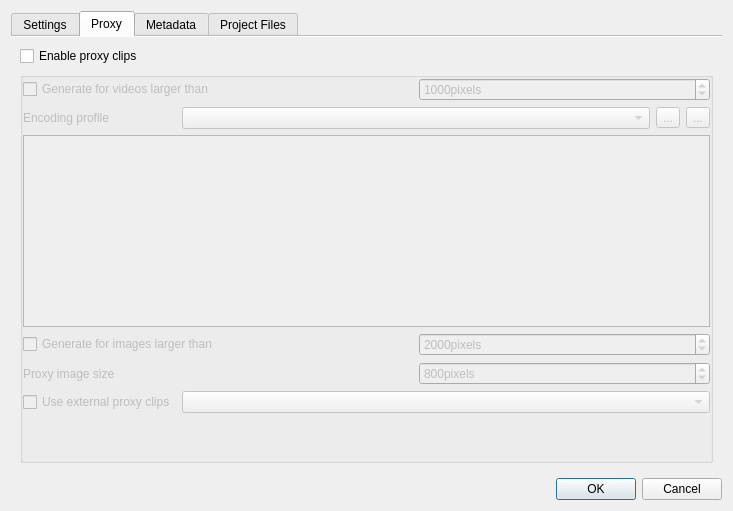
This is src/ui/projectsettings_ui.ui in KDE/kdenlive as Qt 5 draws it before an edit. The edited form follows.
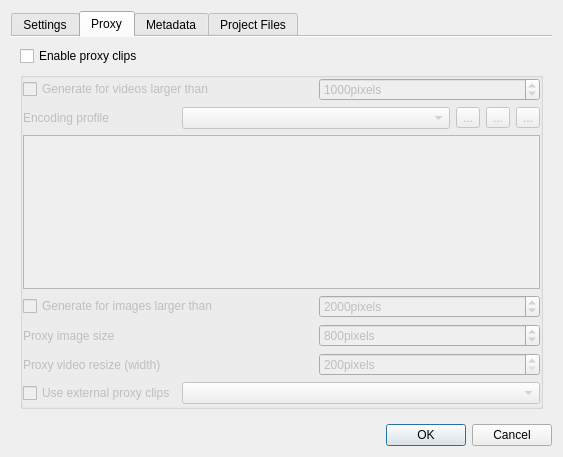
This is the edited form. The open tabs and pages were chosen to show the change. Custom widgets are drawn as their Qt base class.

Commit message: Add widget to compare proxy profiles (speed and file size)

The edit to the form file:
```diff
--- a/src/ui/projectsettings_ui.ui
+++ b/src/ui/projectsettings_ui.ui
@@ -6,8 +6,8 @@
    <rect>
     <x>0</x>
     <y>0</y>
-    <width>733</width>
-    <height>511</height>
+    <width>563</width>
+    <height>457</height>
    </rect>
   </property>
   <property name="windowTitle">
@@ -51,7 +51,7 @@
           </widget>
          </item>
          <item>
-          <widget class="KUrlRequester" name="project_folder" native="true">
+          <widget class="KUrlRequester" name="project_folder">
            <property name="enabled">
             <bool>false</bool>
            </property>
@@ -262,7 +262,24 @@
           <property name="horizontalSpacing">
            <number>6</number>
           </property>
-          <item row="6" column="0">
+          <item row="5" column="0">
+           <widget class="QLabel" name="label_3">
+            <property name="text">
+             <string>Proxy video resize (width)</string>
+            </property>
+           </widget>
+          </item>
+          <item row="1" column="4">
+           <widget class="QToolButton" name="proxy_showprofileinfo">
+            <property name="text">
+             <string>...</string>
+            </property>
+            <property name="checkable">
+             <bool>true</bool>
+            </property>
+           </widget>
+          </item>
+          <item row="7" column="0">
            <spacer name="verticalSpacer">
             <property name="orientation">
              <enum>Qt::Vertical</enum>
@@ -275,37 +292,24 @@
             </property>
            </spacer>
           </item>
-          <item row="1" column="0">
-           <widget class="QLabel" name="label_24">
+          <item row="1" column="1" colspan="2">
+           <widget class="KComboBox" name="proxy_profile">
             <property name="sizePolicy">
-             <sizepolicy hsizetype="Maximum" vsizetype="Preferred">
+             <sizepolicy hsizetype="MinimumExpanding" vsizetype="Fixed">
               <horstretch>0</horstretch>
               <verstretch>0</verstretch>
              </sizepolicy>
             </property>
-            <property name="text">
-             <string>Encoding profile</string>
-            </property>
            </widget>
           </item>
-          <item row="0" column="0" colspan="2">
-           <widget class="QCheckBox" name="generate_proxy">
-            <property name="text">
-             <string>Generate for videos larger than</string>
-            </property>
-           </widget>
-          </item>
-          <item row="1" column="3">
-           <widget class="QToolButton" name="proxy_showprofileinfo">
+          <item row="1" column="5">
+           <widget class="QToolButton" name="proxy_manageprofile">
             <property name="text">
              <string>...</string>
             </property>
-            <property name="checkable">
-             <bool>true</bool>
-            </property>
            </widget>
           </item>
-          <item row="3" column="2" colspan="3">
+          <item row="3" column="2" colspan="4">
            <widget class="QSpinBox" name="proxy_imageminsize">
             <property name="suffix">
              <string>pixels</string>
@@ -321,14 +325,7 @@
             </property>
            </widget>
           </item>
-          <item row="3" column="0" colspan="2">
-           <widget class="QCheckBox" name="generate_imageproxy">
-            <property name="text">
-             <string>Generate for images larger than</string>
-            </property>
-           </widget>
-          </item>
-          <item row="4" column="2" colspan="3">
+          <item row="4" column="2" colspan="4">
            <widget class="QSpinBox" name="proxy_imagesize">
             <property name="enabled">
              <bool>false</bool>
@@ -347,6 +344,19 @@
             </property>
            </widget>
           </item>
+          <item row="5" column="2" colspan="4">
+           <widget class="QSpinBox" name="proxy_resize">
+            <property name="suffix">
+             <string>pixels</string>
+            </property>
+            <property name="minimum">
+             <number>200</number>
+            </property>
+            <property name="maximum">
+             <number>100000</number>
+            </property>
+           </widget>
+          </item>
           <item row="4" column="0" colspan="2">
            <widget class="QLabel" name="image_label">
             <property name="enabled">
@@ -357,7 +367,34 @@
             </property>
            </widget>
           </item>
-          <item row="2" column="0" colspan="5">
+          <item row="1" column="0">
+           <widget class="QLabel" name="label_24">
+            <property name="sizePolicy">
+             <sizepolicy hsizetype="Maximum" vsizetype="Preferred">
+              <horstretch>0</horstretch>
+              <verstretch>0</verstretch>
+             </sizepolicy>
+            </property>
+            <property name="text">
+             <string>Encoding profile</string>
+            </property>
+           </widget>
+          </item>
+          <item row="3" column="0" colspan="2">
+           <widget class="QCheckBox" name="generate_imageproxy">
+            <property name="text">
+             <string>Generate for images larger than</string>
+            </property>
+           </widget>
+          </item>
+          <item row="6" column="0">
+           <widget class="QCheckBox" name="external_proxy">
+            <property name="text">
+             <string>Use external proxy clips</string>
+            </property>
+           </widget>
+          </item>
+          <item row="2" column="0" colspan="6">
            <widget class="QPlainTextEdit" name="proxyparams">
             <property name="sizePolicy">
              <sizepolicy hsizetype="Expanding" vsizetype="Maximum">
@@ -370,24 +407,7 @@
             </property>
            </widget>
           </item>
-          <item row="1" column="1" colspan="2">
-           <widget class="KComboBox" name="proxy_profile">
-            <property name="sizePolicy">
-             <sizepolicy hsizetype="MinimumExpanding" vsizetype="Fixed">
-              <horstretch>0</horstretch>
-              <verstretch>0</verstretch>
-             </sizepolicy>
-            </property>
-           </widget>
-          </item>
-          <item row="1" column="4">
-           <widget class="QToolButton" name="proxy_manageprofile">
-            <property name="text">
-             <string>...</string>
-            </property>
-           </widget>
-          </item>
-          <item row="0" column="2" colspan="3">
+          <item row="0" column="2" colspan="4">
            <widget class="QSpinBox" name="proxy_minsize">
             <property name="suffix">
              <string>pixels</string>
@@ -400,13 +420,20 @@
             </property>
            </widget>
           </item>
-          <item row="5" column="1" colspan="4">
+          <item row="0" column="0" colspan="2">
+           <widget class="QCheckBox" name="generate_proxy">
+            <property name="text">
+             <string>Generate for videos larger than</string>
+            </property>
+           </widget>
+          </item>
+          <item row="6" column="1" colspan="5">
            <widget class="QComboBox" name="external_proxy_profile"/>
           </item>
-          <item row="5" column="0">
-           <widget class="QCheckBox" name="external_proxy">
+          <item row="1" column="3">
+           <widget class="QToolButton" name="checkProxy">
             <property name="text">
-             <string>Use external proxy clips</string>
+             <string>...</string>
             </property>
            </widget>
           </item>
@@ -615,6 +642,11 @@
   </layout>
  </widget>
  <customwidgets>
+  <customwidget>
+   <class>KComboBox</class>
+   <extends>QComboBox</extends>
+   <header>kcombobox.h</header>
+  </customwidget>
   <customwidget>
    <class>KUrlRequester</class>
    <extends>QWidget</extends>
@@ -626,11 +658,6 @@
    <extends>QLineEdit</extends>
    <header>ktreewidgetsearchline.h</header>
   </customwidget>
-  <customwidget>
-   <class>KComboBox</class>
-   <extends>QComboBox</extends>
-   <header>kcombobox.h</header>
-  </customwidget>
  </customwidgets>
  <resources/>
  <connections>
```
The commit also changes 17 other files.
